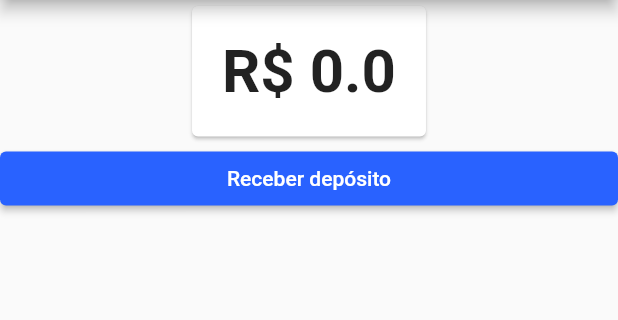
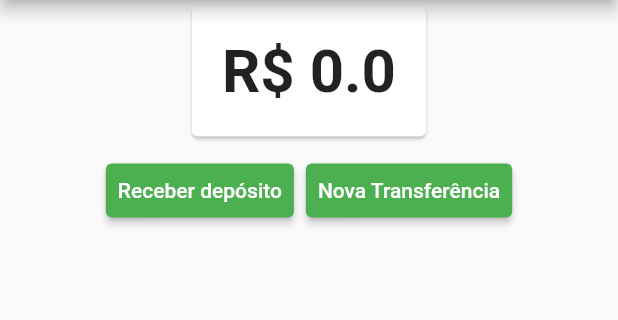
Before and after one commit to darthrodolfo/FlutterStateManagement, a Flutter app: the screen it shows after launch, on a phone screen of 412 x 824 dp, the part 84-404 px from its top. Run offline on Flutter 3.47's test engine with Material 2 defaults, Android fonts, the phone set to English and light mode, and no system bars.

Commit message:
Adding new button of "nova transferência" on dashboard screen

```diff
--- a/lib/screens/dashboard/dashboard.dart
+++ b/lib/screens/dashboard/dashboard.dart
@@ -1,8 +1,7 @@
 import 'package:bytebank/components/saldo.dart';
-import 'package:bytebank/models/saldo.dart';
 import 'package:bytebank/screens/deposito/formulario.dart';
+import 'package:bytebank/screens/transferencia/formulario.dart';
 import 'package:flutter/material.dart';
-import 'package:provider/provider.dart';
 
 class Dashboard extends StatelessWidget {
   @override
@@ -16,8 +15,12 @@ class Dashboard extends StatelessWidget {
           alignment: Alignment.topCenter,
           child: SaldoCard(),
         ),
+        ButtonBar(
+          alignment: MainAxisAlignment.center,
+          children: <Widget>[
             RaisedButton(
               child: Text('Receber depósito'),
+              color: Colors.green,
               onPressed: () {
                 Navigator.push(
                   context,
@@ -27,6 +30,20 @@ class Dashboard extends StatelessWidget {
                 );
               },
             ),
+            RaisedButton(
+              child: Text('Nova Transferência'),
+              color: Colors.green,
+              onPressed: () {
+                Navigator.push(
+                  context,
+                  MaterialPageRoute(builder: (context) {
+                    return FormularioTransferencia();
+                  }),
+                );
+              },
+            ),
+          ],
+        ),
       ]),
     );
   }
```
Lines whose indentation alone changed are shown as unchanged.
